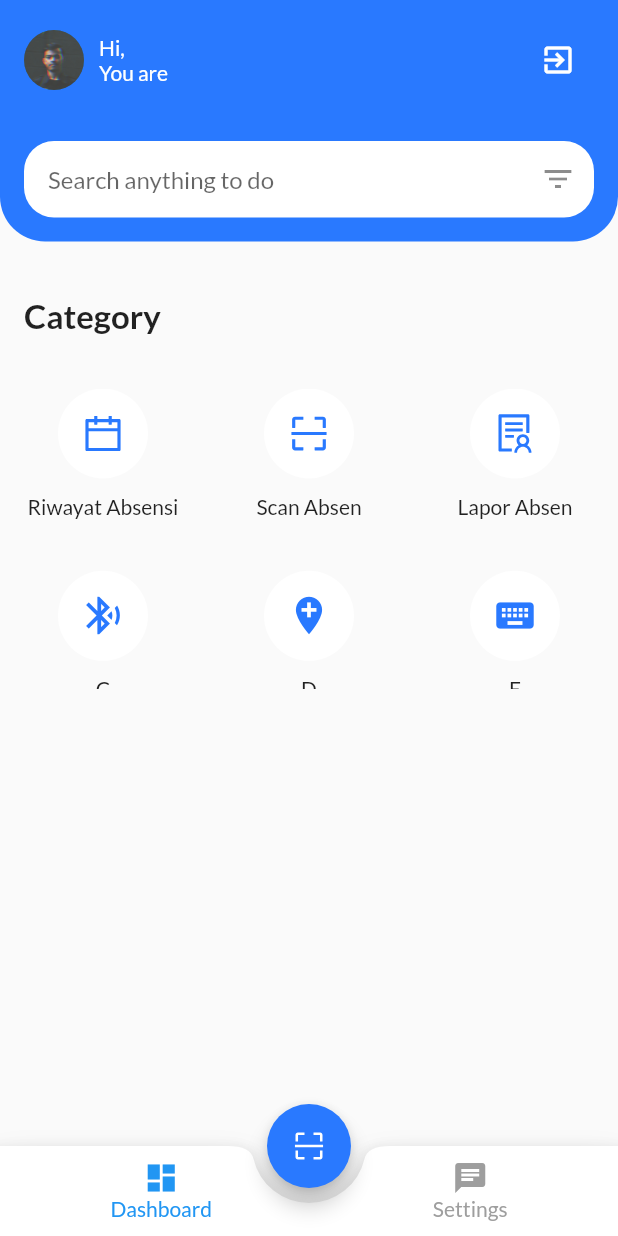
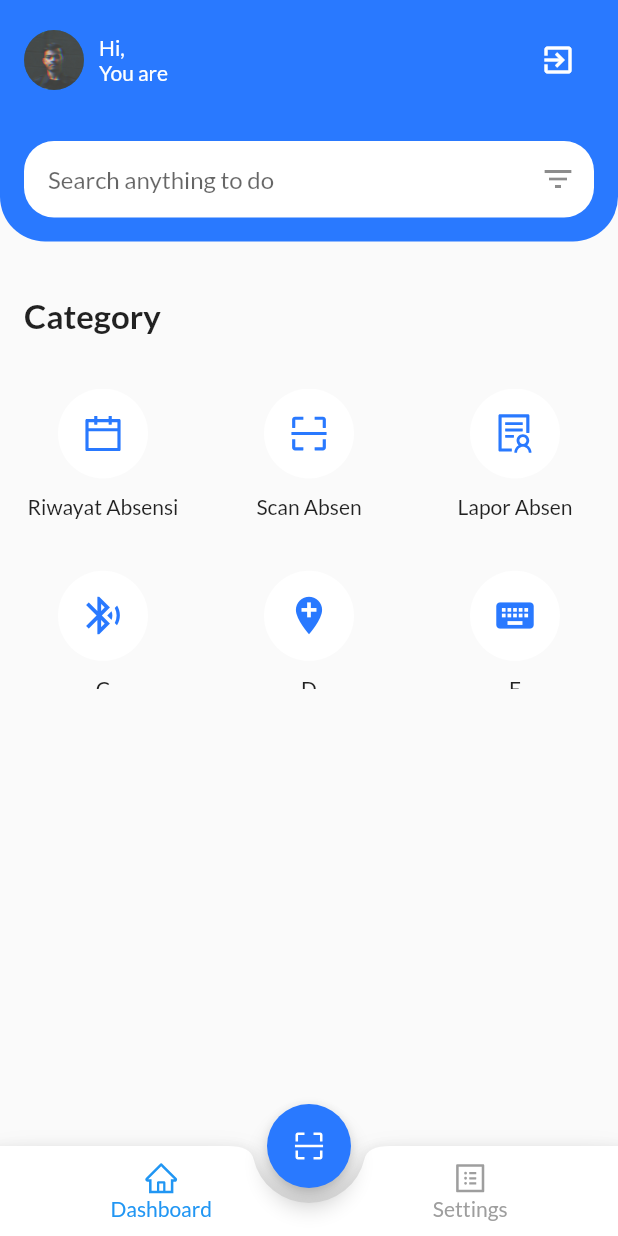
Before and after one commit to muhamadfarhann/presensi-flutter, a Flutter app: the Home screen opened directly with empty values, on a phone screen of 412 x 824 dp. Run offline on Flutter 3.47's test engine with Material 2 defaults, Android fonts, the phone set to English and light mode, and no system bars; our stand-ins replace auto_size_text, awesome_dialog, device_info, flutter_icons, geolocator, google_fonts and 1 more; missing offline and left inert: barcode_scan; accounts and stored records are empty.

Commit message:
Backup coding

```diff
--- a/lib/configs/app_config.dart
+++ b/lib/configs/app_config.dart
@@ -1,5 +1,5 @@
 class AppConfig {
 
-  final String apiURL =  "http://192.168.1.5:8000";
+  final String apiURL =  "http://192.168.1.8:8000";
 
 }
--- a/lib/pages/home.dart
+++ b/lib/pages/home.dart
@@ -17,26 +17,27 @@ class Home extends StatefulWidget {
 }
 
 class _HomeState extends State<Home> {
-  // Properties & Variables needed
 
-  int currentTab = 0; // to keep track of active tab index
+  int currentTab = 0;
 
   final List<Widget> screens = [
     Dashboard(),
     // Chat(),
     Profile(),
     Settings(),
-  ]; // to store nested tabs
+  ];
 
   final PageStorageBucket bucket = PageStorageBucket();
-// Our first view in viewport
-    Widget currentScreen;
+
+  Widget currentScreen;
 
   @override
   Widget build(BuildContext context) {
     return Scaffold(
       body: PageStorage(
-        child: currentScreen == null ? Dashboard(user: this.widget.user) : currentScreen,
+        child: currentScreen == null
+            ? Dashboard(user: this.widget.user)
+            : currentScreen,
         bucket: bucket,
       ),
       floatingActionButton: FloatingActionButton(
@@ -71,7 +72,7 @@ class _HomeState extends State<Home> {
                       mainAxisAlignment: MainAxisAlignment.center,
                       children: <Widget>[
                         Icon(
-                          Icons.dashboard,
+                          AntDesign.home,
                           color: currentTab == 0 ? Colors.blue : Colors.grey,
                         ),
                         Text(
@@ -154,7 +155,7 @@ class _HomeState extends State<Home> {
                       mainAxisAlignment: MainAxisAlignment.center,
                       children: <Widget>[
                         Icon(
-                          Icons.chat,
+                          AntDesign.profile,
                           color: currentTab == 3 ? Colors.blue : Colors.grey,
                         ),
                         Text(
--- a/lib/pages/login_page.dart
+++ b/lib/pages/login_page.dart
@@ -87,6 +87,7 @@ class _LoginPageState extends State<LoginPage> {
     }
   }
 
+  // Sign in
   signIn(String email, password) async {
     SharedPreferences sharedPreferences = await SharedPreferences.getInstance();
     Map data = {'email': email, 'password': password};
```
